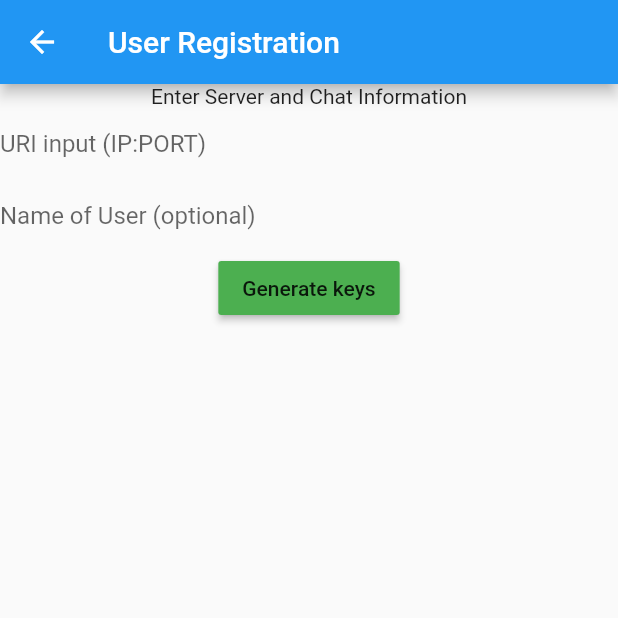
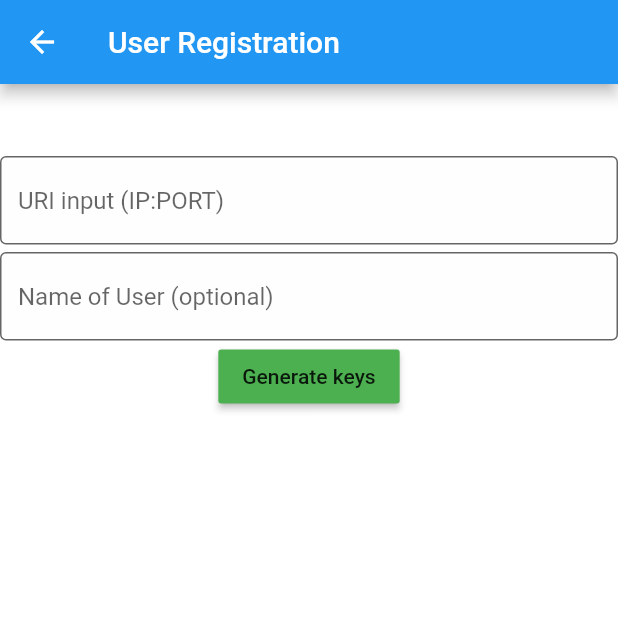
Before and after one commit to SD-Paranoia/Paranoia, a Flutter app: the screen it shows after launch, after a tap on "Register New User", on a phone screen of 412 x 824 dp, the top half of it. Run offline on Flutter 3.47's test engine with Material 2 defaults, Android fonts, the phone set to English and light mode, and no system bars; our stand-ins replace sqflite; missing offline and left inert: pointycastle, steel_crypt; accounts and stored records are empty.

Commit message:
Initial start on UI improvements

```diff
--- a/lib/ChatView.dart
+++ b/lib/ChatView.dart
@@ -21,6 +21,7 @@ class _ChatViewState extends State<ChatView> {
   @override
   Widget build(BuildContext context) {
     return Scaffold(
+        backgroundColor: Color(0x21ffffff),
         appBar: AppBar(
           title: Text("Chats"),
     ),
--- a/lib/Primary.dart
+++ b/lib/Primary.dart
@@ -78,21 +78,31 @@ class _PrimaryState extends State<Primary> {
   @override
   Widget build(BuildContext context) {
     return Scaffold(
+        backgroundColor: Color(0x21ffffff),
         appBar: AppBar(title: Text("User Registration")),
         body: Center(
             child: Column(
                 children: <Widget>[
-                  Text("Enter Server and Chat Information"),
+                  SizedBox(height: 15),
+                  Text("Enter Server and Chat Information",
+                    style: TextStyle(color: Color(0xffffffff), fontSize: 15),
+                  ),
+                  SizedBox(height: 15),
                   TextField(
                     decoration: InputDecoration(
-                        border: InputBorder.none,
+                        border: OutlineInputBorder(),
+                        filled: true,
+                        fillColor: Color(0x10f0f0f0),
                         hintText: 'URI input (IP:PORT)'
                     ),
                     controller: myController,
                   ),
+                  SizedBox(height: 5),
                   TextField(
                     decoration: InputDecoration(
-                        border: InputBorder.none,
+                        border: OutlineInputBorder(),
+                        filled: true,
+                        fillColor: Color(0x10f0f0f0),
                         hintText: 'Name of User (optional)'
                     ),
                     controller: name,
--- a/lib/main.dart
+++ b/lib/main.dart
@@ -6,18 +6,18 @@ import 'package:paranoia/NetworkDemo.dart';
 import 'package:paranoia/CreateServer.dart';
 import 'package:paranoia/Primary.dart';
 
-
-void main(){
+void main() {
   runApp(MaterialApp(
     title: 'Paranoia',
     home: ParanoiaHome(),
   ));
 }
 
-class ParanoiaHome extends StatelessWidget{
+class ParanoiaHome extends StatelessWidget {
   @override
   Widget build(BuildContext context) {
     return Scaffold(
+      backgroundColor: Color(0x21ffffff),
       appBar: AppBar(
 //        leading: IconButton(
 //          icon: Icon(Icons.menu),
@@ -29,28 +29,33 @@ class ParanoiaHome extends StatelessWidget{
       ),
       body: Center(
         child: Column(
+          mainAxisAlignment: MainAxisAlignment.center,
+          crossAxisAlignment: CrossAxisAlignment.center,
           children: <Widget>[
             RaisedButton(
               child: Text('Register New User'),
               color: Colors.blue,
-              onPressed: (){
+              shape: RoundedRectangleBorder(
+                borderRadius: new BorderRadius.circular(5.0),
+              ),
+              onPressed: () {
                 Navigator.push(
                   context,
                   MaterialPageRoute(builder: (context) => Primary()),
                 );
               },
             ),
-
+            SizedBox(height: 15),
             RaisedButton(
                 child: Text('Chats'),
                 color: Colors.blue,
+                shape: RoundedRectangleBorder(
+                  borderRadius: new BorderRadius.circular(5.0),
+                ),
                 onPressed: () {
-                  Navigator.push(
-                      context,
+                  Navigator.push(context,
                       MaterialPageRoute(builder: (context) => ChatView()));
-                }
-            )
-
+                })
           ],
         ),
       ),
@@ -62,27 +67,26 @@ class ViewKey extends StatelessWidget {
   @override
   Widget build(BuildContext context) {
     return Scaffold(
+      backgroundColor: Color(0x21ffffff),
       appBar: AppBar(
         title: Text('View Personal Key'),
       ),
       body: Center(
-        child: Image(
-            image: AssetImage("images/football-png-11.png")
-        ),
+        child: Image(image: AssetImage("images/football-png-11.png")),
       ),
     );
   }
 }
 
-class AddAKey extends StatelessWidget{
+class AddAKey extends StatelessWidget {
   @override
   Widget build(BuildContext context) {
     return Scaffold(
+      backgroundColor: Color(0x21ffffff),
       appBar: AppBar(
         title: Text('Add a Key'),
       ),
-      body: Center(
-      ),
+      body: Center(),
     );
   }
 }
@@ -91,22 +95,22 @@ class Chats extends StatelessWidget {
   @override
   Widget build(BuildContext context) {
     return Scaffold(
+      backgroundColor: Color(0x21ffffff),
       appBar: AppBar(
         title: Text('Messages'),
       ),
       body: Center(
-        child: Column(
-          children: <Widget>[
-            RaisedButton(
-              child: Text('Refresh'),
-              color: Colors.green,
-              onPressed: (){
-                //TODO -- Resync with server
-              }
-            )
-          ]
-        )
-      ),
+          child: Column(children: <Widget>[
+        RaisedButton(
+            child: Text('Refresh'),
+            color: Colors.green,
+            shape: RoundedRectangleBorder(
+              borderRadius: new BorderRadius.circular(5.0),
+            ),
+            onPressed: () {
+              //TODO -- Resync with server
+            })
+      ])),
     );
   }
 }
```
